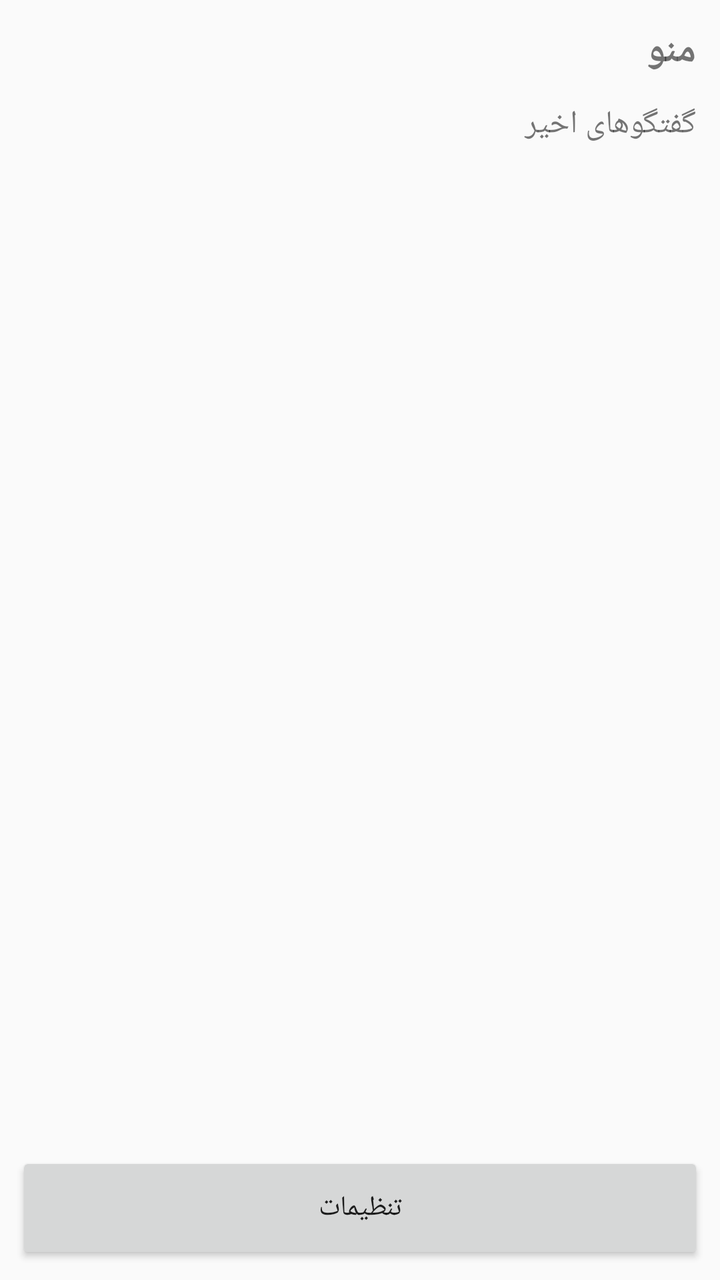
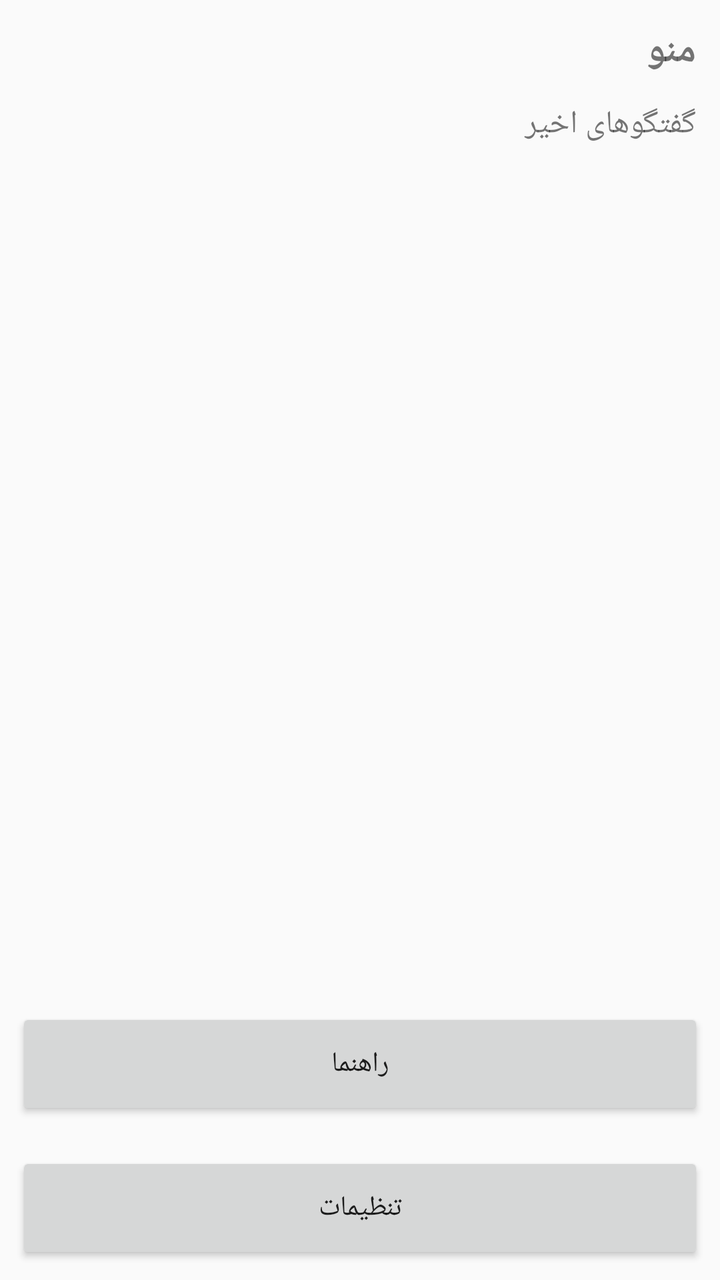

Compare the two renders of this Android layout. The source of the first and the diff that turns it into the second are given below.
<!-- AndroidManifest.xml: application theme Theme.AppCompat.Light.NoActionBar -->
<!-- res/layout/activity_menu.xml -->
<?xml version="1.0" encoding="utf-8"?>
<LinearLayout xmlns:android="http://schemas.android.com/apk/res/android"
    android:layout_width="match_parent"
    android:layout_height="match_parent"
    android:orientation="vertical">

    <TextView
        android:id="@+id/tvMenuTitle"
        android:layout_width="match_parent"
        android:layout_height="wrap_content"
        android:padding="12dp"
        android:textSize="20sp"
        android:textStyle="bold"
        android:text="@string/menu_title" />

    <TextView
        android:id="@+id/tvRecentTitle"
        android:layout_width="match_parent"
        android:layout_height="wrap_content"
        android:paddingStart="12dp"
        android:paddingEnd="12dp"
        android:paddingBottom="8dp"
        android:textSize="16sp"
        android:text="@string/recent_conversations_title" />

    <TextView
        android:id="@+id/tvNoConversations"
        android:layout_width="match_parent"
        android:layout_height="wrap_content"
        android:padding="12dp"
        android:visibility="gone"
        android:text="@string/no_conversations_message" />

    <ListView
        android:id="@+id/listConversations"
        android:layout_width="match_parent"
        android:layout_height="0dp"
        android:layout_weight="1" />

    <Button
        android:id="@+id/btnSettingsFromMenu"
        android:layout_width="match_parent"
        android:layout_height="wrap_content"
        android:layout_margin="8dp"
        android:minHeight="56dp"
        android:text="@string/menu_settings" />

</LinearLayout>
<!-- resources referenced by this layout -->
<resources>
  <string name="menu_settings">تنظیمات</string>
  <string name="menu_title">منو</string>
  <string name="no_conversations_message">هنوز هیچ گفتگویی ذخیره نشده است</string>
  <string name="recent_conversations_title">گفتگوهای اخیر</string>
</resources>

<!-- the commit's change to res/layout/activity_menu.xml (unified diff, before → after) -->
@@ -38,6 +38,14 @@
         android:layout_weight="1" />
 
     <Button
+        android:id="@+id/btnHelpFromMenu"
+        android:layout_width="match_parent"
+        android:layout_height="wrap_content"
+        android:layout_margin="8dp"
+        android:minHeight="56dp"
+        android:text="@string/btn_help" />
+
+    <Button
         android:id="@+id/btnSettingsFromMenu"
         android:layout_width="match_parent"
         android:layout_height="wrap_content"
<!-- resource entries referenced after the edit -->
@@ -1,5 +1,6 @@
 <!-- resources referenced by this layout -->
 <resources>
+  <string name="btn_help">راهنما</string>
   <string name="menu_settings">تنظیمات</string>
   <string name="menu_title">منو</string>
   <string name="no_conversations_message">هنوز هیچ گفتگویی ذخیره نشده است</string>
